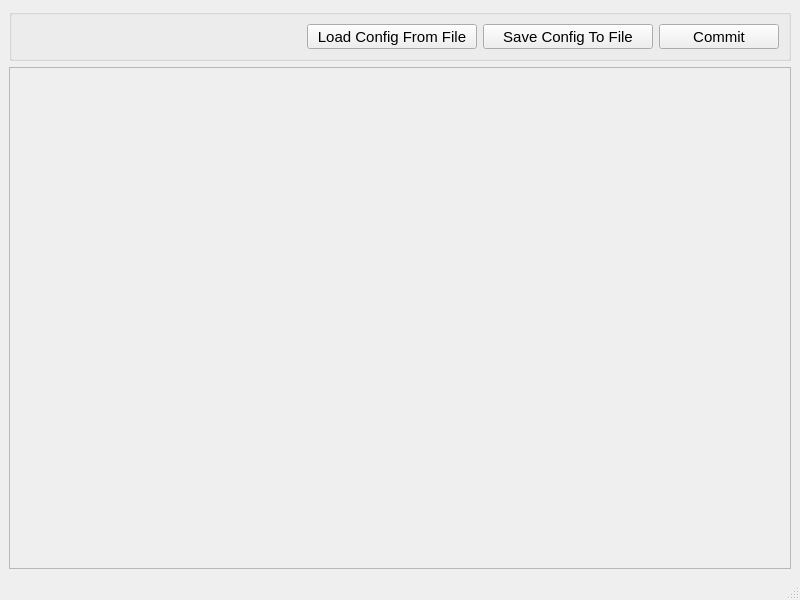
The window that pc_com/config_window.ui (CraigLalumiere/BoatMotorBoard) describes before a commit, drawn with Qt 5.
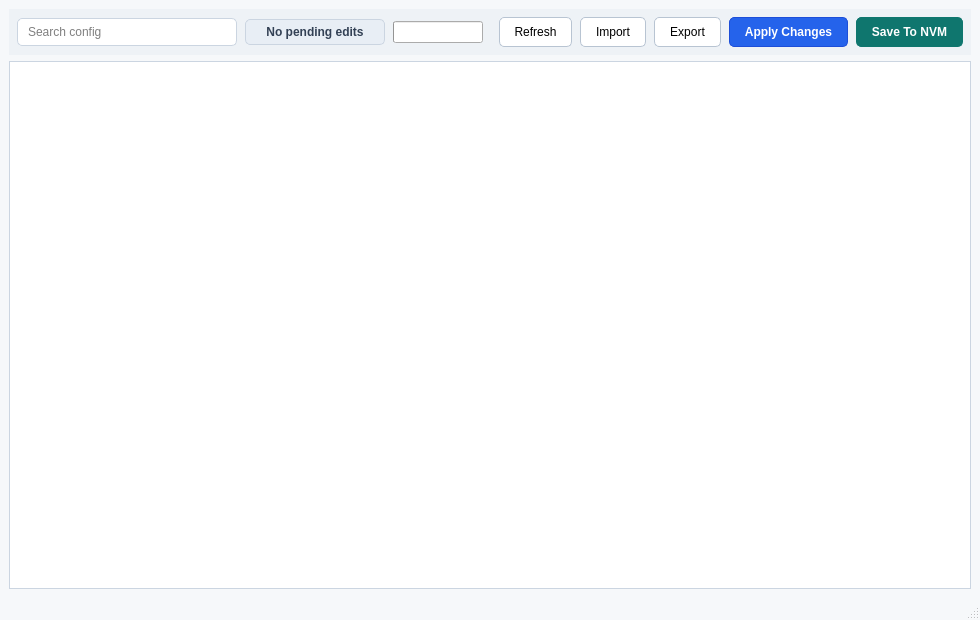
The same window after the commit.

Commit message:
Improve PC GUI config and bootloader workflows
- Redesign config manager around searchable table, row-level actions, dirty state, and progress feedback
- Move bootloader logic out of pc_com.py into dedicated bootloader tool module
- Redesign bootloader dialog using .ui-driven layout and threaded DFU operations
- Add real firmware flashing progress, verify/reboot flow, and cleaner DFU logging
- Improve serial port picker with auto-refresh and connect-on-select behavior
- Add automatic COM reconnect after closing bootloader dialog
- Update README with Designer commands for editable .ui files

The edit to the form file:
```diff
--- a/pc_com/config_window.ui
+++ b/pc_com/config_window.ui
@@ -6,12 +6,77 @@
    <rect>
     <x>0</x>
     <y>0</y>
-    <width>800</width>
-    <height>600</height>
+    <width>980</width>
+    <height>620</height>
    </rect>
   </property>
+  <property name="minimumSize">
+   <size>
+    <width>980</width>
+    <height>620</height>
+   </size>
+  </property>
   <property name="windowTitle">
-   <string>MainWindow</string>
+   <string>Config Manager</string>
+  </property>
+  <property name="styleSheet">
+   <string notr="true">QMainWindow {
+    background: #f6f8fa;
+}
+QGroupBox {
+    border: 0;
+    background: #eef2f6;
+}
+QTableView {
+    background: #ffffff;
+    alternate-background-color: #f8fafc;
+    border: 1px solid #cbd5e1;
+    gridline-color: #e2e8f0;
+    selection-background-color: #dbeafe;
+    selection-color: #0f172a;
+}
+QHeaderView::section {
+    background: #e8eef5;
+    border: 0;
+    border-right: 1px solid #cbd5e1;
+    padding: 7px;
+    font-weight: 700;
+}
+QLineEdit {
+    border: 1px solid #cbd5e1;
+    border-radius: 5px;
+    padding: 5px 8px;
+    background: #ffffff;
+}
+QToolButton {
+    border: 1px solid #b8c4d2;
+    border-radius: 5px;
+    padding: 5px 10px;
+    background: #ffffff;
+}
+QToolButton:hover {
+    background: #f1f5f9;
+}
+QToolButton#btn_apply_config {
+    background: #2563eb;
+    border-color: #1d4ed8;
+    color: white;
+    font-weight: 700;
+}
+QToolButton#btn_commit {
+    background: #0f766e;
+    border-color: #0f766e;
+    color: white;
+    font-weight: 700;
+}
+QLabel#lbl_config_dirty {
+    color: #334155;
+    font-weight: 700;
+    background: #e8eef5;
+    border: 1px solid #cbd5e1;
+    border-radius: 5px;
+    padding: 5px 8px;
+}</string>
   </property>
   <widget class="QWidget" name="centralwidget">
    <layout class="QVBoxLayout" name="verticalLayout">
@@ -23,25 +88,109 @@
         <verstretch>0</verstretch>
        </sizepolicy>
       </property>
-      <property name="minimumSize">
-       <size>
-        <width>60</width>
-        <height>0</height>
-       </size>
-      </property>
       <property name="maximumSize">
        <size>
         <width>16777215</width>
-        <height>60</height>
+        <height>70</height>
        </size>
       </property>
       <property name="title">
        <string/>
       </property>
-      <property name="flat">
-       <bool>false</bool>
-      </property>
       <layout class="QHBoxLayout" name="horizontalLayout">
+       <property name="spacing">
+        <number>8</number>
+       </property>
+       <property name="leftMargin">
+        <number>8</number>
+       </property>
+       <property name="topMargin">
+        <number>8</number>
+       </property>
+       <property name="rightMargin">
+        <number>8</number>
+       </property>
+       <property name="bottomMargin">
+        <number>8</number>
+       </property>
+       <item>
+        <widget class="QLineEdit" name="txt_config_search">
+         <property name="sizePolicy">
+          <sizepolicy hsizetype="Fixed" vsizetype="Fixed">
+           <horstretch>0</horstretch>
+           <verstretch>0</verstretch>
+          </sizepolicy>
+         </property>
+         <property name="minimumSize">
+          <size>
+           <width>220</width>
+           <height>0</height>
+          </size>
+         </property>
+         <property name="maximumSize">
+          <size>
+           <width>260</width>
+           <height>16777215</height>
+          </size>
+         </property>
+         <property name="placeholderText">
+          <string>Search config</string>
+         </property>
+         <property name="clearButtonEnabled">
+          <bool>true</bool>
+         </property>
+        </widget>
+       </item>
+       <item>
+        <widget class="QLabel" name="lbl_config_dirty">
+         <property name="sizePolicy">
+          <sizepolicy hsizetype="Fixed" vsizetype="Fixed">
+           <horstretch>0</horstretch>
+           <verstretch>0</verstretch>
+          </sizepolicy>
+         </property>
+         <property name="minimumSize">
+          <size>
+           <width>140</width>
+           <height>0</height>
+          </size>
+         </property>
+         <property name="maximumSize">
+          <size>
+           <width>160</width>
+           <height>16777215</height>
+          </size>
+         </property>
+         <property name="text">
+          <string>No pending edits</string>
+         </property>
+         <property name="alignment">
+          <set>Qt::AlignmentFlag::AlignCenter</set>
+         </property>
+        </widget>
+       </item>
+       <item>
+        <widget class="QProgressBar" name="progress_config_load">
+         <property name="visible">
+          <bool>false</bool>
+         </property>
+         <property name="maximumSize">
+          <size>
+           <width>90</width>
+           <height>16777215</height>
+          </size>
+         </property>
+         <property name="maximum">
+          <number>1</number>
+         </property>
+         <property name="value">
+          <number>0</number>
+         </property>
+         <property name="textVisible">
+          <bool>false</bool>
+         </property>
+        </widget>
+       </item>
        <item>
         <spacer name="horizontalSpacer">
          <property name="orientation">
@@ -49,30 +198,35 @@
          </property>
          <property name="sizeHint" stdset="0">
           <size>
-           <width>547</width>
+           <width>20</width>
            <height>20</height>
           </size>
          </property>
         </spacer>
        </item>
+       <item>
+        <widget class="QToolButton" name="btn_refresh_config">
+         <property name="minimumSize">
+          <size>
+           <width>0</width>
+           <height>30</height>
+          </size>
+         </property>
+         <property name="text">
+          <string>Refresh</string>
+         </property>
+        </widget>
+       </item>
        <item>
         <widget class="QToolButton" name="btn_load_config_from_file">
          <property name="minimumSize">
           <size>
-           <width>170</width>
-           <height>0</height>
+           <width>0</width>
+           <height>30</height>
           </size>
          </property>
-         <property name="font">
-          <font>
-           <pointsize>11</pointsize>
-          </font>
-         </property>
-         <property name="styleSheet">
-          <string notr="true"/>
-         </property>
          <property name="text">
-          <string>Load Config From File</string>
+          <string>Import</string>
          </property>
         </widget>
        </item>
@@ -80,20 +234,25 @@
         <widget class="QToolButton" name="btn_save_config_to_file">
          <property name="minimumSize">
           <size>
-           <width>170</width>
-           <height>0</height>
+           <width>0</width>
+           <height>30</height>
           </size>
          </property>
-         <property name="font">
-          <font>
-           <pointsize>11</pointsize>
-          </font>
+         <property name="text">
+          <string>Export</string>
          </property>
-         <property name="styleSheet">
-          <string notr="true"/>
+        </widget>
+       </item>
+       <item>
+        <widget class="QToolButton" name="btn_apply_config">
+         <property name="minimumSize">
+          <size>
+           <width>0</width>
+           <height>30</height>
+          </size>
          </property>
          <property name="text">
-          <string>Save Config To File</string>
+          <string>Apply Changes</string>
          </property>
         </widget>
        </item>
@@ -101,20 +260,12 @@
         <widget class="QToolButton" name="btn_commit">
          <property name="minimumSize">
           <size>
-           <width>120</width>
-           <height>0</height>
+           <width>0</width>
+           <height>30</height>
           </size>
          </property>
-         <property name="font">
-          <font>
-           <pointsize>11</pointsize>
-          </font>
-         </property>
-         <property name="styleSheet">
-          <string notr="true"/>
-         </property>
          <property name="text">
-          <string>Commit</string>
+          <string>Save To NVM</string>
          </property>
         </widget>
        </item>
@@ -122,11 +273,17 @@
      </widget>
     </item>
     <item>
-     <widget class="QScrollArea" name="scroll_frame_config_viewer">
-      <property name="horizontalScrollBarPolicy">
-       <enum>Qt::ScrollBarPolicy::ScrollBarAlwaysOff</enum>
+     <widget class="QTableView" name="table_config_entries">
+      <property name="alternatingRowColors">
+       <bool>true</bool>
       </property>
-      <property name="widgetResizable">
+      <property name="selectionBehavior">
+       <enum>QAbstractItemView::SelectionBehavior::SelectRows</enum>
+      </property>
+      <property name="selectionMode">
+       <enum>QAbstractItemView::SelectionMode::ExtendedSelection</enum>
+      </property>
+      <property name="sortingEnabled">
        <bool>true</bool>
       </property>
       <widget class="QWidget" name="frame_config_viewer">
```
Left out of the diff: 10 changed lines with no effect on the pictures. The commit also changes 11 other files.
